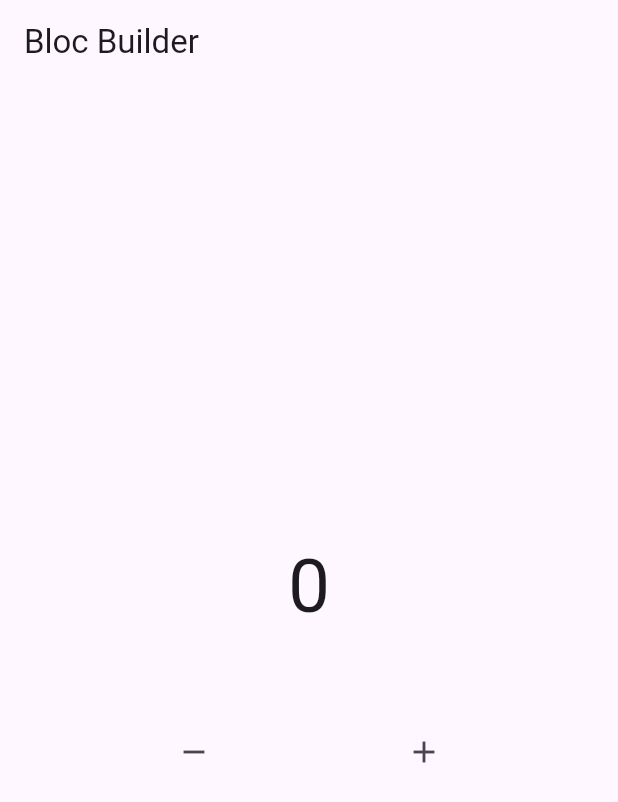
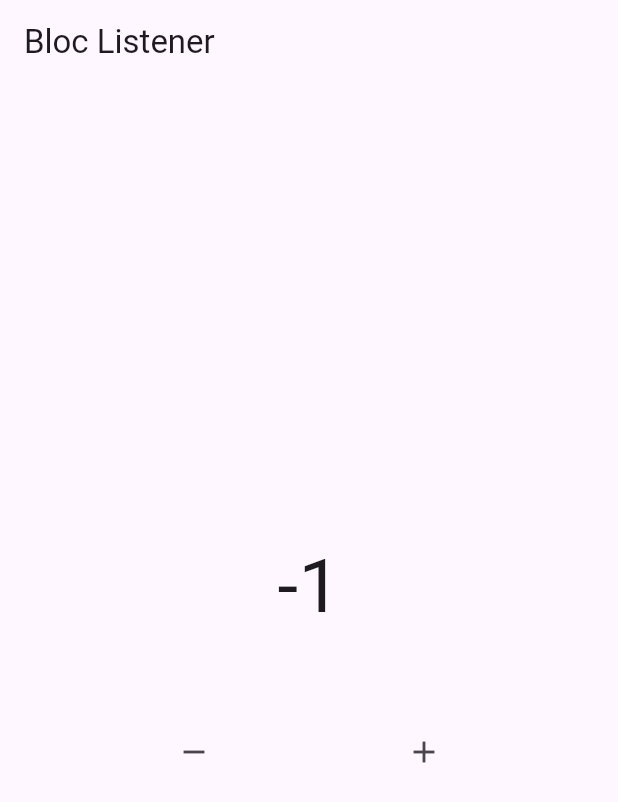
Before and after one commit to setyotontowi/flutterlearn, a Flutter app: the screen it shows after launch, after a tap on the "remove" icon, on a phone screen of 412 x 824 dp. Shown: the top 802 px of the screen. Run offline on Flutter 3.47's test engine with Material 3 defaults, Android fonts, the phone set to English and light mode, and no system bars; our stand-ins replace bloc, flutter_bloc.

Commit message:
bloc listener

```diff
--- a/lib/pages/home.dart
+++ b/lib/pages/home.dart
@@ -11,23 +11,31 @@ class HomePage extends StatelessWidget {
 
     return Scaffold(
       appBar: AppBar(
-        title: const Text("Bloc Builder"),
+        title: const Text("Bloc Listener"),
       ),
       body: Column(
         mainAxisAlignment: MainAxisAlignment.center,
         children: [
-          BlocBuilder(
+          // The difference between Listen and Build is the render. Build will re render UI after state change. Listen only listen
+          BlocListener(
             bloc: myCounter,
-            buildWhen: ((previous, current) {
+            listener: (context, state) {
+              ScaffoldMessenger.of(context)
+                  .showSnackBar(const SnackBar(content: Text("Sudah Mencapai 15")));
+            },
+            listenWhen: (previous, current) {
               if ((current as int) % 2 == 0) return true;
               return false;
-            }),
-            builder: (context, state) {
-              return Text(
-                "$state",
-                style: const TextStyle(fontSize: 50),
-              );
             },
+            child: BlocBuilder(
+              bloc: myCounter,
+              builder: (context, state) {
+                return Text(
+                  "$state",
+                  style: const TextStyle(fontSize: 50),
+                );
+              },
+            ),
           ),
           const SizedBox(
             height: 50,
```
